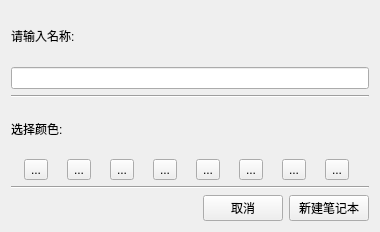
Before: the Qt Designer form App/windows/newnotegroupform.ui in kevinWu7/LifeNote, drawn with Qt 5.
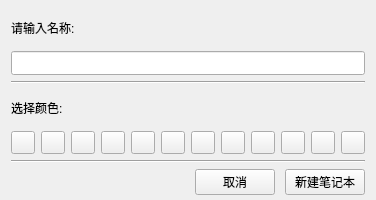
After: the same form once the commit is applied.

Commit message: adjust NewNoteGroupForm's UI

```diff
--- a/App/windows/newnotegroupform.ui
+++ b/App/windows/newnotegroupform.ui
@@ -6,14 +6,20 @@
    <rect>
     <x>0</x>
     <y>0</y>
-    <width>380</width>
-    <height>232</height>
+    <width>347</width>
+    <height>200</height>
    </rect>
   </property>
   <property name="windowTitle">
    <string>Form</string>
   </property>
   <layout class="QVBoxLayout" name="verticalLayout">
+   <property name="topMargin">
+    <number>10</number>
+   </property>
+   <property name="bottomMargin">
+    <number>5</number>
+   </property>
    <item>
     <widget class="QLabel" name="label">
      <property name="styleSheet">
@@ -25,7 +31,14 @@
     </widget>
    </item>
    <item>
-    <widget class="QLineEdit" name="nameLineEdit"/>
+    <widget class="QLineEdit" name="nameLineEdit">
+     <property name="minimumSize">
+      <size>
+       <width>0</width>
+       <height>24</height>
+      </size>
+     </property>
+    </widget>
    </item>
    <item>
     <widget class="Line" name="line">
@@ -49,56 +62,120 @@
      <item>
       <widget class="QToolButton" name="toolButton_2">
        <property name="text">
-        <string>...</string>
+        <string/>
+       </property>
+       <property name="checkable">
+        <bool>true</bool>
        </property>
       </widget>
      </item>
      <item>
       <widget class="QToolButton" name="toolButton_3">
        <property name="text">
-        <string>...</string>
+        <string/>
+       </property>
+       <property name="checkable">
+        <bool>true</bool>
        </property>
       </widget>
      </item>
      <item>
       <widget class="QToolButton" name="toolButton_4">
        <property name="text">
-        <string>...</string>
+        <string/>
+       </property>
+       <property name="checkable">
+        <bool>true</bool>
        </property>
       </widget>
      </item>
      <item>
       <widget class="QToolButton" name="toolButton_7">
        <property name="text">
-        <string>...</string>
+        <string/>
+       </property>
+       <property name="checkable">
+        <bool>true</bool>
        </property>
       </widget>
      </item>
      <item>
       <widget class="QToolButton" name="toolButton_6">
        <property name="text">
-        <string>...</string>
+        <string/>
+       </property>
+       <property name="checkable">
+        <bool>true</bool>
        </property>
       </widget>
      </item>
      <item>
       <widget class="QToolButton" name="toolButton_5">
        <property name="text">
-        <string>...</string>
+        <string/>
+       </property>
+       <property name="checkable">
+        <bool>true</bool>
        </property>
       </widget>
      </item>
      <item>
       <widget class="QToolButton" name="toolButton_8">
        <property name="text">
-        <string>...</string>
+        <string/>
+       </property>
+       <property name="checkable">
+        <bool>true</bool>
        </property>
       </widget>
      </item>
      <item>
       <widget class="QToolButton" name="toolButton">
        <property name="text">
-        <string>...</string>
+        <string/>
+       </property>
+       <property name="checkable">
+        <bool>true</bool>
+       </property>
+      </widget>
+     </item>
+     <item>
+      <widget class="QToolButton" name="toolButton_9">
+       <property name="text">
+        <string/>
+       </property>
+       <property name="checkable">
+        <bool>true</bool>
+       </property>
+      </widget>
+     </item>
+     <item>
+      <widget class="QToolButton" name="toolButton_10">
+       <property name="text">
+        <string/>
+       </property>
+       <property name="checkable">
+        <bool>true</bool>
+       </property>
+      </widget>
+     </item>
+     <item>
+      <widget class="QToolButton" name="toolButton_11">
+       <property name="text">
+        <string/>
+       </property>
+       <property name="checkable">
+        <bool>true</bool>
+       </property>
+      </widget>
+     </item>
+     <item>
+      <widget class="QToolButton" name="toolButton_12">
+       <property name="text">
+        <string/>
+       </property>
+       <property name="checkable">
+        <bool>true</bool>
        </property>
       </widget>
      </item>
@@ -112,7 +189,13 @@
     </widget>
    </item>
    <item>
-    <layout class="QHBoxLayout" name="horizontalLayout_2">
+    <layout class="QHBoxLayout" name="bottomLayout">
+     <property name="spacing">
+      <number>10</number>
+     </property>
+     <property name="bottomMargin">
+      <number>0</number>
+     </property>
      <item>
       <spacer name="horizontalSpacer">
        <property name="orientation">
```
Left out of the diff: 10 changed lines with no effect on the pictures. The commit also changes 6 other files.
